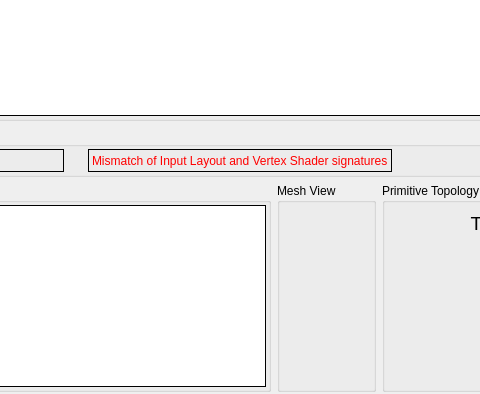
The window that qrenderdoc/Windows/PipelineState/D3D11PipelineStateViewer.ui (baldurk/renderdoc) describes before a commit, drawn with Qt 5; both pictures show x 193 to 673 and y 139 to 533 of the 857 by 533 pixel window.
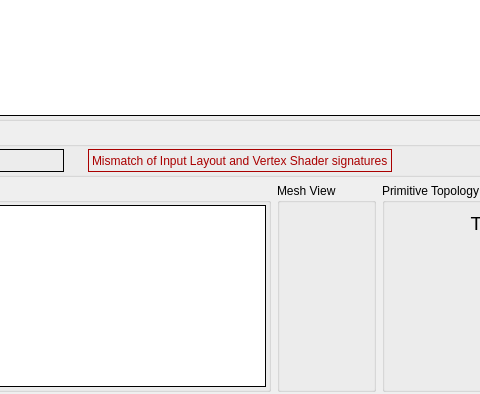
The same window after the commit. Icons and pictures are not drawn. Custom widgets are drawn as their Qt base class.

Commit message:
Remove most stylesheet use as this messes with a custom style
* Use palettes where a certain colour is needed.
* Still need some solution for table borders in grid layouts

```diff
--- a/qrenderdoc/Windows/PipelineState/D3D11PipelineStateViewer.ui
+++ b/qrenderdoc/Windows/PipelineState/D3D11PipelineStateViewer.ui
@@ -446,12 +446,48 @@
               </item>
               <item>
                <widget class="QLabel" name="iaBytecodeMismatch">
+                <property name="palette">
+                 <palette>
+                  <active>
+                   <colorrole role="WindowText">
+                    <brush brushstyle="SolidPattern">
+                     <color alpha="255">
+                      <red>170</red>
+                      <green>0</green>
+                      <blue>0</blue>
+                     </color>
+                    </brush>
+                   </colorrole>
+                  </active>
+                  <inactive>
+                   <colorrole role="WindowText">
+                    <brush brushstyle="SolidPattern">
+                     <color alpha="255">
+                      <red>170</red>
+                      <green>0</green>
+                      <blue>0</blue>
+                     </color>
+                    </brush>
+                   </colorrole>
+                  </inactive>
+                  <disabled>
+                   <colorrole role="WindowText">
+                    <brush brushstyle="SolidPattern">
+                     <color alpha="255">
+                      <red>106</red>
+                      <green>104</green>
+                      <blue>100</blue>
+                     </color>
+                    </brush>
+                   </colorrole>
+                  </disabled>
+                 </palette>
+                </property>
                 <property name="cursor">
                  <cursorShape>PointingHandCursor</cursorShape>
                 </property>
-                <property name="styleSheet">
-                 <string notr="true">color: red;
-border: 1px solid black;</string>
+                <property name="frameShape">
+                 <enum>QFrame::Box</enum>
                 </property>
                 <property name="text">
                  <string>Mismatch of Input Layout and Vertex Shader signatures</string>
```
The commit also changes 10 other files.
